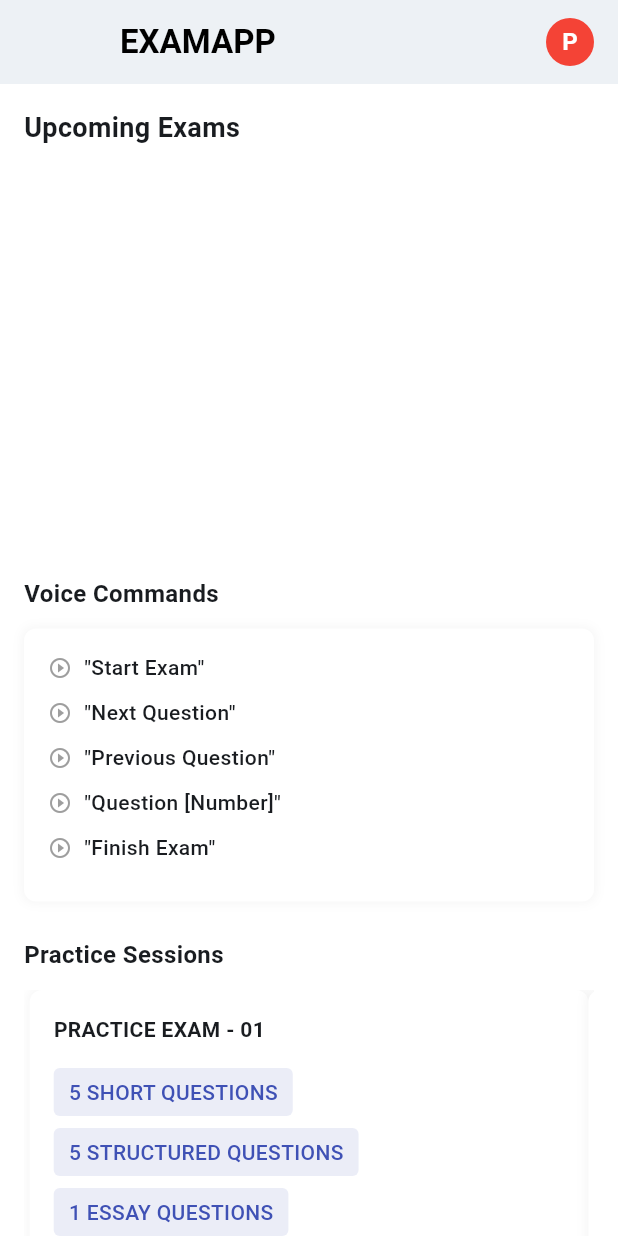
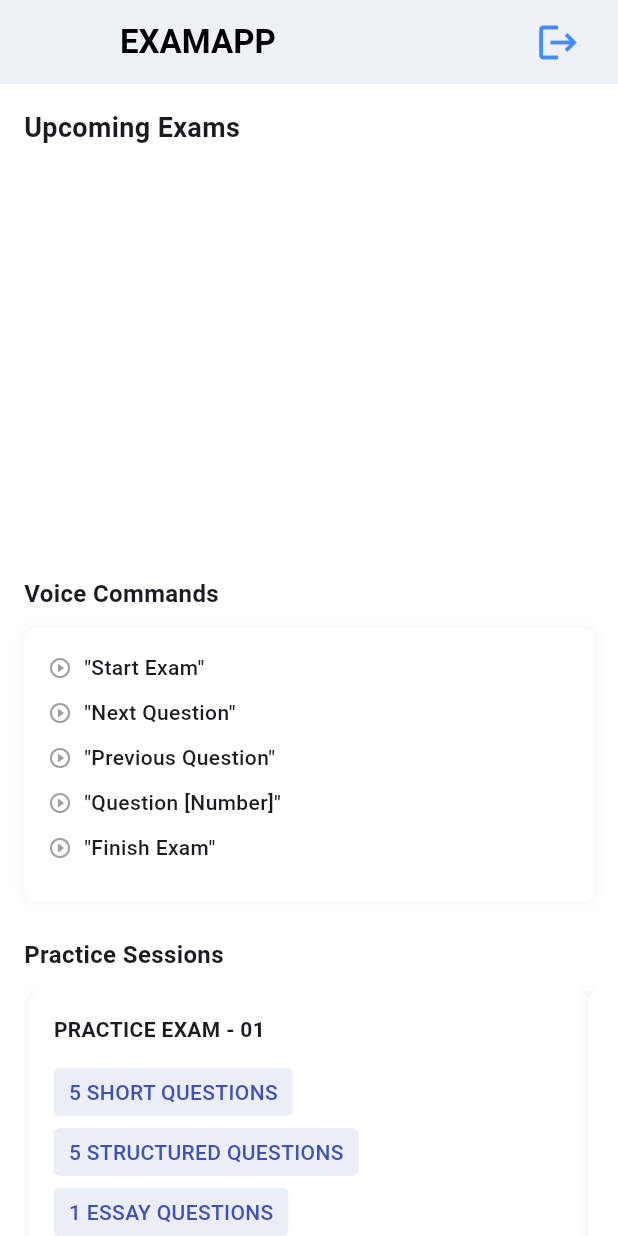
Before and after one commit to Chanuka-stack/examapp, a Flutter app: the StudentHome screen opened directly, on a phone screen of 412 x 824 dp. Run offline on Flutter 3.47's test engine with Material 3 defaults, Android fonts, the phone set to English and light mode, and no system bars; our stand-ins replace audioplayers, cloud_firestore, email_validator, firebase_auth, firebase_core, firebase_storage and 6 more; missing offline and left inert: dart:ffi, emailjs, flutter_timer_countdown, mailer, record; accounts and stored records are empty.

```diff
--- a/lib/pages/student_pages/questions.dart
+++ b/lib/pages/student_pages/questions.dart
@@ -373,7 +373,7 @@ class _QesutionsState extends State<Qesutions> {
     });*/
     Future.microtask(() {
       _speakR('STAY READY');
-      _speakR('SINHALA LITERATURE PART II - [YIS2-SL-9282]');
+      _speakR(widget.examData['name']);
       _speakR('Your exam will start in ');
     });
     return Container(
@@ -411,7 +411,7 @@ class _QesutionsState extends State<Qesutions> {
           ),
           SizedBox(height: 32),
           Text(
-            'SINHALA LITERATURE PART II - [YIS2-SL-9282]',
+            widget.examData['name'],
             style: TextStyle(
               fontSize: 20,
               fontWeight: FontWeight.bold,
--- a/lib/pages/student_pages/sudent_home.dart
+++ b/lib/pages/student_pages/sudent_home.dart
@@ -1,4 +1,5 @@
 import 'package:app1/data/exam.dart';
+import 'package:app1/services/auth_services.dart';
 import 'package:cloud_firestore/cloud_firestore.dart';
 import 'package:flutter/material.dart';
 import 'package:speech_to_text/speech_recognition_result.dart';
@@ -246,25 +247,13 @@ class _StudentHomeState extends State<StudentHome> {
           ],
         ),
         actions: [
-          GestureDetector(
-            onTap: () {
+          IconButton(
+            icon: Icon(Icons.logout, size: 30),
+            onPressed: () async {
               // Handle profile button tap
-              ScaffoldMessenger.of(
-                context,
-              ).showSnackBar(const SnackBar(content: Text('Profile clicked')));
+              await AuthService().signout(context: context);
             },
-            child: const CircleAvatar(
-              backgroundColor: Colors.red,
-              radius: 16,
-              child: Text(
-                'P',
-                style: TextStyle(
-                  color: Colors.white,
-                  fontWeight: FontWeight.bold,
-                  fontFamily: 'sans-serif',
-                ),
-              ),
-            ),
+            color: Colors.blueAccent,
           ),
           const SizedBox(width: 16),
         ],
--- a/pubspec.yaml
+++ b/pubspec.yaml
@@ -27,6 +27,9 @@ dependencies:
   image_picker: ^1.1.2
   firebase_storage: ^12.4.4
   intl: ^0.19.0
+  mailer: ^6.4.1
+  emailjs: ^4.0.0
+  http: ^1.3.0
 
 
 
```
Also changed, not shown: lib/pages/student_pages_admin/create_student.dart (+74 -0 lines), lib/pages/student_pages_admin/students.dart (+6 -1 lines), pubspec.lock, 5 other files.
